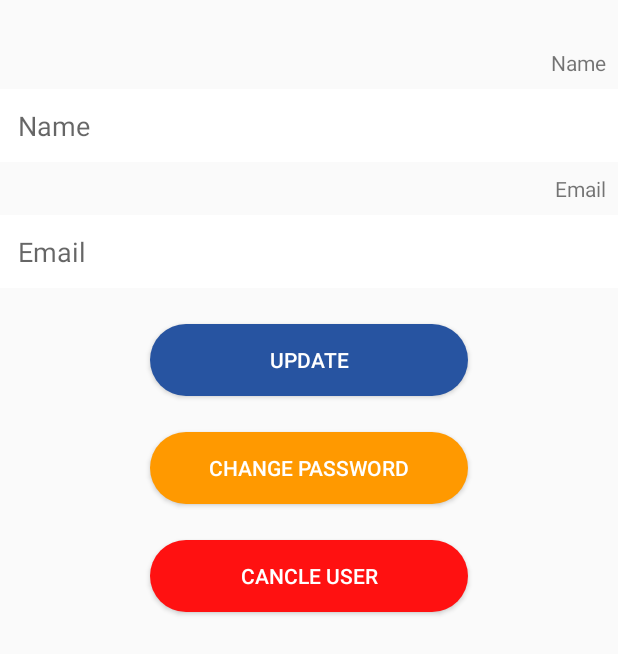
After one commit to Idan-Lazar/AndroidBlogSport, an Android app: the fragment EditUserFragment shown on its own in the app's theme, on a phone screen of 412 x 824 dp. The commit adds this screen. Shown: the top 654 px of the screen. Run offline under Robolectric (Android 15) with nearby library versions, the phone set to English and light mode, and no system bars; our stand-ins replace CircleImageView.

Commit message:
Edit user fragment layout Change user fragment layout Search for android firebase manage profile on youtubue and get the video that explain how to update delete all users cause i add a valid field

```diff
--- a/BlogSport/app/src/main/java/com/example/idanl/blogsport/Adapters/PostProfileAdapter.java
+++ b/BlogSport/app/src/main/java/com/example/idanl/blogsport/Adapters/PostProfileAdapter.java
@@ -60,7 +60,7 @@ public class PostProfileAdapter extends RecyclerView.Adapter<PostProfileAdapter.
 
     @Override
     public void onBindViewHolder(@NonNull final  MyViewHolder holder, int position) {
-
+        holder.progressBar.setVisibility(View.VISIBLE);
         holder.layout.setVisibility(View.INVISIBLE);
         final Post post = mPosts.get(position);
         holder.tvWriterName.setText(post.getUserName());
@@ -72,6 +72,7 @@ public class PostProfileAdapter extends RecyclerView.Adapter<PostProfileAdapter.
             @Override
             public boolean onLoadFailed(@Nullable GlideException e, Object model, Target<Drawable> target, boolean isFirstResource) {
                 holder.progressBar.setVisibility(View.INVISIBLE);
+                holder.layout.setVisibility(View.VISIBLE);
                 return false;
             }
 
--- a/BlogSport/app/src/main/java/com/example/idanl/blogsport/Fragments/EditPostFragment.java
+++ b/BlogSport/app/src/main/java/com/example/idanl/blogsport/Fragments/EditPostFragment.java
@@ -76,11 +76,11 @@ public class EditPostFragment extends Fragment {
         postUpdateViewModel = ViewModelProviders.of(this).get(PostUpdateViewModel.class);
         muserViewModel = ViewModelProviders.of(this).get(UserViewModel.class);
 
-        tv_Title = v.findViewById(R.id.post_edit_title);
-        tv_SecondTitle = v.findViewById(R.id.post_edit_second_title);
+        tv_Title = v.findViewById(R.id.user_change_first_pass_text_view);
+        tv_SecondTitle = v.findViewById(R.id.user_chnage_password_second_text_view);
         tv_Category = v.findViewById(R.id.post_edit_category);
         tv_Content = v.findViewById(R.id.post_edit_content);
-        btn_Edit = v.findViewById(R.id.post_edit_send);
+        btn_Edit = v.findViewById(R.id.user_disable_acount_button);
         im_PostImage = v.findViewById(R.id.image_post_post_edit);
         progressBar = v.findViewById(R.id.post_edit_progressBar);
         layout = v.findViewById(R.id.layout_post_edit);
--- /dev/null
+++ b/BlogSport/app/src/main/java/com/example/idanl/blogsport/Fragments/EditUserFragment.java
@@ -0,0 +1,32 @@
+package com.example.idanl.blogsport.Fragments;
+
+
+import android.os.Bundle;
+
+import androidx.fragment.app.Fragment;
+
+import android.view.LayoutInflater;
+import android.view.View;
+import android.view.ViewGroup;
+
+import com.example.idanl.blogsport.R;
+
+/**
+ * A simple {@link Fragment} subclass.
+ */
+public class EditUserFragment extends Fragment {
+
+
+    public EditUserFragment() {
+        // Required empty public constructor
+    }
+
+
+    @Override
+    public View onCreateView(LayoutInflater inflater, ViewGroup container,
+                             Bundle savedInstanceState) {
+        // Inflate the layout for this fragment
+        return inflater.inflate(R.layout.fragment_edit_user, container, false);
+    }
+
+}
--- /dev/null
+++ b/BlogSport/app/src/main/res/drawable/reg_btn_style_orange.xml
@@ -0,0 +1,7 @@
+<?xml version="1.0" encoding="utf-8"?>
+<shape xmlns:android="http://schemas.android.com/apk/res/android">
+<solid android:color="#f90"/>
+    <corners android:radius="32dp"/>
+
+
+</shape>
--- /dev/null
+++ b/BlogSport/app/src/main/res/drawable/reg_btn_style_red.xml
@@ -0,0 +1,7 @@
+<?xml version="1.0" encoding="utf-8"?>
+<shape xmlns:android="http://schemas.android.com/apk/res/android">
+<solid android:color="#f11"/>
+    <corners android:radius="32dp"/>
+
+
+</shape>
--- /dev/null
+++ b/BlogSport/app/src/main/res/layout/fragment_edit_user.xml
@@ -0,0 +1,151 @@
+<?xml version="1.0" encoding="utf-8"?>
+<FrameLayout xmlns:android="http://schemas.android.com/apk/res/android"
+    xmlns:app="http://schemas.android.com/apk/res-auto"
+    xmlns:tools="http://schemas.android.com/tools"
+    android:layout_width="match_parent"
+    android:layout_height="match_parent"
+    tools:context=".Fragments.EditUserFragment">
+
+
+    <androidx.constraintlayout.widget.ConstraintLayout
+        android:id="@+id/layout_post_edit"
+        android:layout_width="match_parent"
+        android:layout_height="match_parent">
+
+        <TextView
+            android:id="@+id/tv_name_user_edit"
+            android:layout_width="wrap_content"
+            android:layout_height="wrap_content"
+            android:layout_marginTop="8dp"
+            android:layout_marginEnd="8dp"
+            android:layout_marginRight="8dp"
+            android:text="Name"
+            app:layout_constraintEnd_toEndOf="parent"
+            app:layout_constraintTop_toBottomOf="@+id/image_user_user_edit" />
+
+        <TextView
+            android:id="@+id/tv_Email_user_edit"
+            android:layout_width="wrap_content"
+            android:layout_height="wrap_content"
+            android:layout_marginTop="8dp"
+            android:layout_marginEnd="8dp"
+            android:layout_marginRight="8dp"
+            android:text="Email"
+            app:layout_constraintEnd_toEndOf="parent"
+            app:layout_constraintTop_toBottomOf="@+id/user_change_first_pass_text_view" />
+
+        <EditText
+            android:id="@+id/user_change_first_pass_text_view"
+            android:layout_width="0dp"
+            android:layout_height="wrap_content"
+            android:layout_marginTop="8dp"
+            android:autofillHints=""
+            android:background="@drawable/popup_edittext_style"
+            android:ems="10"
+            android:hint="Name"
+            android:inputType="textPersonName"
+            app:layout_constraintEnd_toEndOf="parent"
+            app:layout_constraintHorizontal_bias="1.0"
+            app:layout_constraintStart_toStartOf="parent"
+            app:layout_constraintTop_toBottomOf="@+id/tv_name_user_edit" />
+
+        <EditText
+            android:id="@+id/user_chnage_password_second_text_view"
+            android:layout_width="0dp"
+            android:layout_height="wrap_content"
+            android:layout_marginTop="8dp"
+            android:autofillHints=""
+            android:background="@drawable/popup_edittext_style"
+            android:ems="10"
+            android:hint="Email"
+            android:inputType="textEmailAddress"
+            app:layout_constraintEnd_toEndOf="parent"
+            app:layout_constraintHorizontal_bias="1.0"
+            app:layout_constraintStart_toStartOf="parent"
+            app:layout_constraintTop_toBottomOf="@+id/tv_Email_user_edit" />
+
+        <Button
+            android:id="@+id/user_disable_acount_button"
+            android:layout_width="0dp"
+            android:layout_height="48dp"
+            android:layout_marginStart="100dp"
+            android:layout_marginLeft="100dp"
+            android:layout_marginTop="24dp"
+            android:layout_marginEnd="100dp"
+            android:layout_marginRight="100dp"
+            android:layout_marginBottom="8dp"
+            android:background="@drawable/reg_btn_style_red"
+            android:text="Cancle User"
+            android:textColor="#FFFFFF"
+            app:layout_constraintBottom_toBottomOf="parent"
+            app:layout_constraintEnd_toEndOf="parent"
+            app:layout_constraintHorizontal_bias="1.0"
+            app:layout_constraintStart_toStartOf="parent"
+            app:layout_constraintTop_toBottomOf="@+id/user_change_pass_button"
+            app:layout_constraintVertical_bias="0.0" />
+
+        <Button
+            android:id="@+id/user_change_pass_button"
+            android:layout_width="0dp"
+            android:layout_height="48dp"
+            android:layout_marginStart="100dp"
+            android:layout_marginLeft="100dp"
+            android:layout_marginTop="24dp"
+            android:layout_marginEnd="100dp"
+            android:layout_marginRight="100dp"
+            android:background="@drawable/reg_btn_style_orange"
+            android:text="Change Password"
+            android:textColor="#FFFFFF"
+            app:layout_constraintEnd_toEndOf="parent"
+            app:layout_constraintHorizontal_bias="1.0"
+            app:layout_constraintStart_toStartOf="parent"
+            app:layout_constraintTop_toBottomOf="@+id/user_change_pass_send_button" />
+
+        <Button
+            android:id="@+id/user_change_pass_send_button"
+            android:layout_width="0dp"
+            android:layout_height="48dp"
+            android:layout_marginStart="100dp"
+            android:layout_marginLeft="100dp"
+            android:layout_marginTop="24dp"
+            android:layout_marginEnd="100dp"
+            android:layout_marginRight="100dp"
+            android:layout_marginBottom="8dp"
+            android:background="@drawable/reg_btn_style"
+            android:text="Update"
+            android:textColor="#FFFFFF"
+            app:layout_constraintBottom_toBottomOf="parent"
+            app:layout_constraintEnd_toEndOf="parent"
+            app:layout_constraintStart_toStartOf="parent"
+            app:layout_constraintTop_toBottomOf="@+id/user_chnage_password_second_text_view"
+            app:layout_constraintVertical_bias="0.0" />
+
+        <ProgressBar
+            android:id="@+id/post_edit_progressBar"
+            style="?android:attr/progressBarStyle"
+            android:layout_width="wrap_content"
+            android:layout_height="wrap_content"
+            android:background="@drawable/circle_style"
+            android:visibility="invisible"
+            app:layout_constraintBottom_toBottomOf="@+id/user_change_pass_send_button"
+            app:layout_constraintEnd_toEndOf="@+id/user_change_pass_send_button"
+            app:layout_constraintStart_toStartOf="@+id/user_change_pass_send_button"
+            app:layout_constraintTop_toTopOf="@+id/user_change_pass_send_button" />
+
+        <de.hdodenhof.circleimageview.CircleImageView
+            android:id="@+id/image_user_user_edit"
+            android:layout_width="wrap_content"
+            android:layout_height="wrap_content"
+            android:layout_marginStart="8dp"
+            android:layout_marginLeft="8dp"
+            android:layout_marginTop="24dp"
+            android:layout_marginEnd="8dp"
+            android:layout_marginRight="8dp"
+            app:layout_constraintEnd_toEndOf="parent"
+            app:layout_constraintStart_toStartOf="parent"
+            app:layout_constraintTop_toTopOf="parent"
+            tools:src="@tools:sample/avatars" />
+
+    </androidx.constraintlayout.widget.ConstraintLayout>
+
+</FrameLayout>
```
Also changed, not shown: BlogSport/app/src/main/java/com/example/idanl/blogsport/Fragments/UserChangePassFragment.java (added, +32 -0 lines), BlogSport/app/src/main/java/com/example/idanl/blogsport/Models/Entities/User.java (+10 -3 lines), BlogSport/app/src/main/java/com/example/idanl/blogsport/Models/ModelFirebasePost.java (+13 -2 lines), BlogSport/app/src/main/res/layout/fragment_edit_post.xml (+13 -13 lines), BlogSport/app/src/main/res/layout/fragment_user_change_pass.xml (added, +108 -0 lines).
